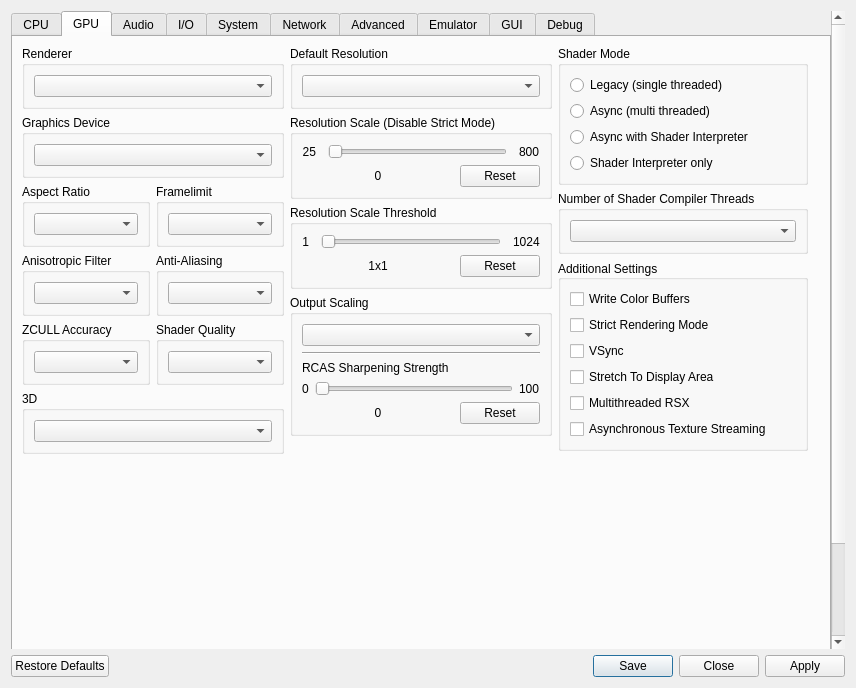
Above: rpcs3/rpcs3qt/settings_dialog.ui from RPCS3/rpcs3 before the change. Below: the same form after it.
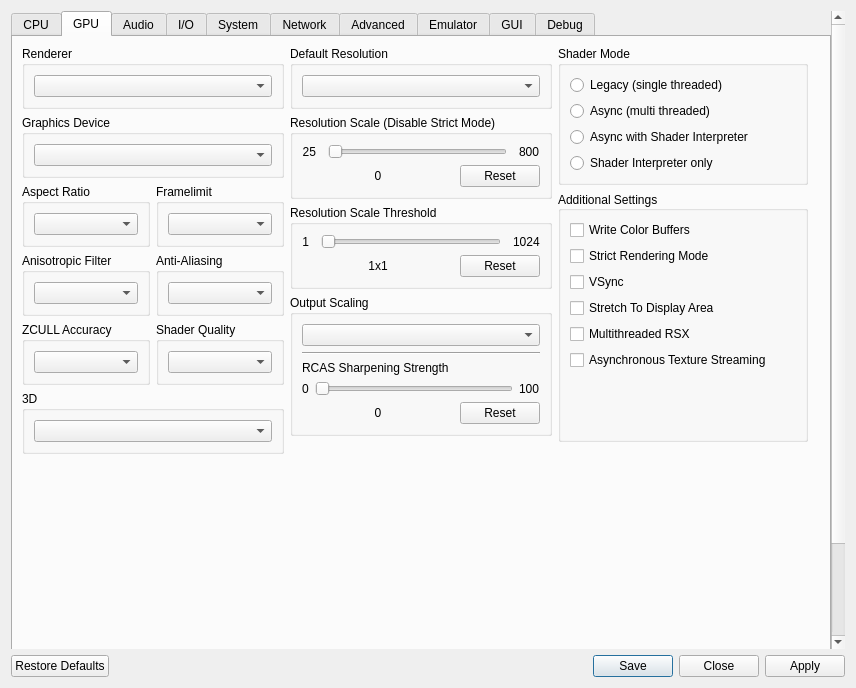
That is the form after the change. The open tabs and pages were chosen to show the change. Icons and pictures are not drawn.

Commit message: Settings: Move 'Max Shader Compile Threads' next to the equivalent LLVM setting

```diff
--- a/rpcs3/rpcs3qt/settings_dialog.ui
+++ b/rpcs3/rpcs3qt/settings_dialog.ui
@@ -912,18 +912,6 @@
               </layout>
              </widget>
             </item>
-            <item>
-             <widget class="QGroupBox" name="gb_shader_compiler_threads">
-              <property name="title">
-               <string>Number of Shader Compiler Threads</string>
-              </property>
-              <layout class="QVBoxLayout" name="gb_shader_compiler_threads_layout">
-               <item>
-                <widget class="QComboBox" name="shaderCompilerThreads"/>
-               </item>
-              </layout>
-             </widget>
-            </item>
             <item>
              <widget class="QGroupBox" name="gb_additional_settings">
               <property name="title">
@@ -3051,6 +3039,18 @@
               </layout>
              </widget>
             </item>
+            <item>
+             <widget class="QGroupBox" name="gb_shader_compiler_threads">
+              <property name="title">
+               <string>Max Shader Compile Threads</string>
+              </property>
+              <layout class="QVBoxLayout" name="gb_shader_compiler_threads_layout">
+               <item>
+                <widget class="QComboBox" name="shaderCompilerThreads"/>
+               </item>
+              </layout>
+             </widget>
+            </item>
            </layout>
           </item>
           <item>
```
The commit also changes 1 other file.
